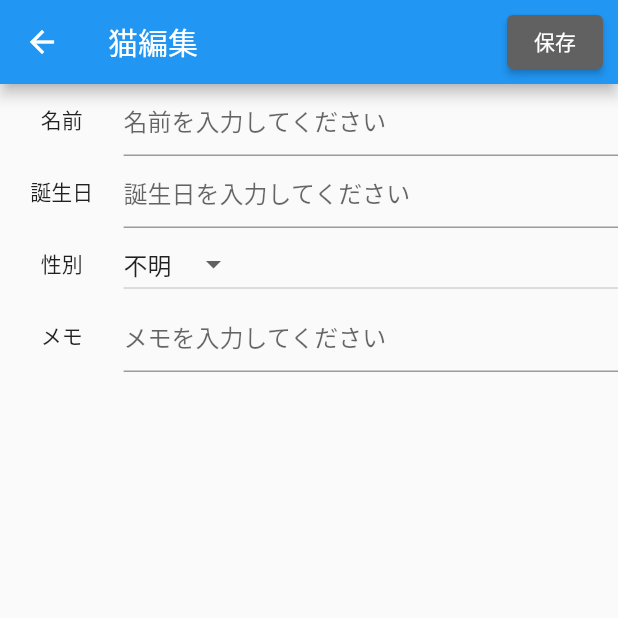
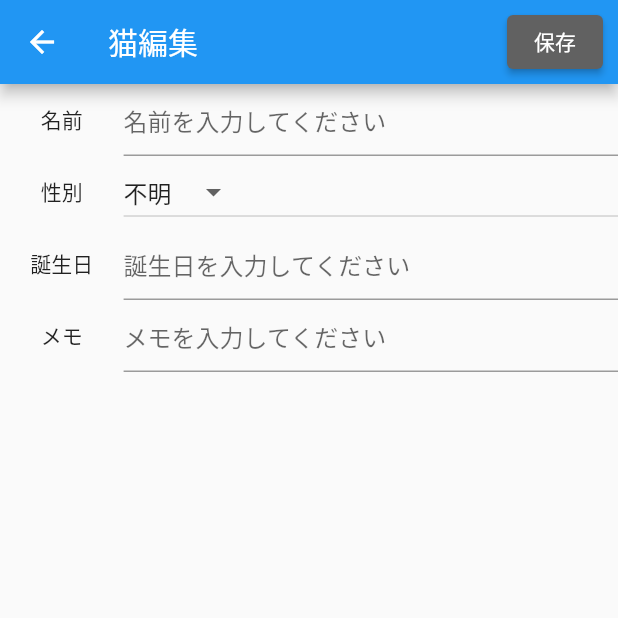
Before and after one commit to apricotcomic/FlutterCRUD, a Flutter app: the CatDetailEdit screen opened directly, on a phone screen of 412 x 824 dp, the top half of it. Run offline on Flutter 3.47's test engine with Material 2 defaults, Android fonts, the phone set to English and light mode, and no system bars; our stand-ins replace sqflite; accounts and stored records are empty.

Commit message:
テスト作成

```diff
--- a/flutter_crud/lib/view/cat_detail_edit.dart
+++ b/flutter_crud/lib/view/cat_detail_edit.dart
@@ -60,17 +60,19 @@ class _CatDetailEditState extends State<CatDetailEdit> {
         child: Column(children: <Widget>[
           Row(children: [
             // 名前の行の設定
-            const Expanded(
+            const Expanded(                   // 見出し（名前）
               flex: textExpandedFlex,
               child: Text('名前',
-                textAlign: TextAlign.center,), // 見出し
+                textAlign: TextAlign.center,
+              ),
             ),
-            Expanded(
+            Expanded(                         // 名前入力エリアの設定
               flex: dataExpandedFlex,
               child: TextFormField(
                 maxLines: 1,
                 initialValue: name,
                 decoration: const InputDecoration(
+                  //labelText: '名前',
                   hintText: '名前を入力してください',
                 ),
                 validator: (name) => name != null && name.isEmpty
@@ -80,14 +82,37 @@ class _CatDetailEditState extends State<CatDetailEdit> {
               ),
             ),
           ]),
+          // 性別の行の設定
           Row(children: [
-            const Expanded(
+            const Expanded(                     // 見出し（性別）
+              flex: textExpandedFlex,
+              child: Text('性別',
+                textAlign: TextAlign.center,
+              ),
+            ),
+            Expanded(                           // 性別をドロップダウンで設定
+              flex: dataExpandedFlex,
+              child: DropdownButton(
+                key: const ValueKey('gender'),
+                items: _list.map<DropdownMenuItem<String>>((String value) {
+                  return DropdownMenuItem(
+                    value: value,
+                    child: Text(value),
+                  );
+                }).toList(),
+                value: _selected,
+                onChanged: _onChanged,
+              ),
+            ),
+          ]),
+          Row(children: [
+            const Expanded(                 // 見出し（誕生日）
               flex: textExpandedFlex,
               child: Text('誕生日',
                 textAlign: TextAlign.center,
               ),
             ),
-            Expanded(
+            Expanded(                     // 誕生日入力エリアの設定
               flex: dataExpandedFlex,
               child: TextFormField(
                 maxLines: 1,
@@ -101,34 +126,13 @@ class _CatDetailEditState extends State<CatDetailEdit> {
             ),
           ]),
           Row(children: [
-            const Expanded(
-              flex: textExpandedFlex,
-              child: Text('性別',
-                textAlign: TextAlign.center,
-              ),
-            ),
-            Expanded(
-              flex: dataExpandedFlex,
-              child: DropdownButton(
-                items: _list.map<DropdownMenuItem<String>>((String value) {
-                  return DropdownMenuItem(
-                    value: value,
-                    child: Text(value),
-                  );
-                }).toList(),
-                value: _selected,
-                onChanged: _onChanged,
-              ),
-            ),
-          ]),
-          Row(children: [
-            const Expanded(
+            const Expanded(                     // 見出し（メモ）
               flex: textExpandedFlex,
               child: Text('メモ',
                 textAlign: TextAlign.center,
                 )
             ),
-            Expanded(
+            Expanded(                           // メモ入力エリアの設定
               flex: dataExpandedFlex,
               child: TextFormField(
                 maxLines: 1,
@@ -164,36 +168,38 @@ class _CatDetailEditState extends State<CatDetailEdit> {
 
 // 保存ボタンを押したとき実行する処理
   void createOrUpdateCat() async {
-    final isUpdate = (widget.cats != null);
+    final isUpdate = (widget.cats != null);     // 画面が空でなかったら
 
     if (isUpdate) {
-      await updateCat();
+      await updateCat();                        // updateの処理
     } else {
-      await createCat();
+      await createCat();                        // insertの処理
     }
 
-    Navigator.of(context).pop();
+    Navigator.of(context).pop();                // 前の画面に戻る
   }
 
+  // 更新処理の呼び出し
   Future updateCat() async {
-    final cat = widget.cats!.copy(
+    final cat = widget.cats!.copy(              // 画面の内容をcatにセット
       name: name,
       birthday: birthday,
       gender: gender,
       memo: memo,
     );
 
-    await DbHelper.instance.update(cat);
+    await DbHelper.instance.update(cat);        // catの内容で更新する
   }
 
+  // 追加処理の呼び出し
   Future createCat() async {
-    final cat = Cats(
+    final cat = Cats(                           // 入力された内容をcatにセット
       name: name,
       birthday: birthday,
       gender: gender,
       memo: memo,
       createdAt: createdAt,
     );
-    await DbHelper.instance.insert(cat);
+    await DbHelper.instance.insert(cat);        // catの内容で追加する
   }
 }
```
Also changed, not shown: flutter_crud/lib/view/cat_detail.dart (+3 -5 lines), 1 other file.
